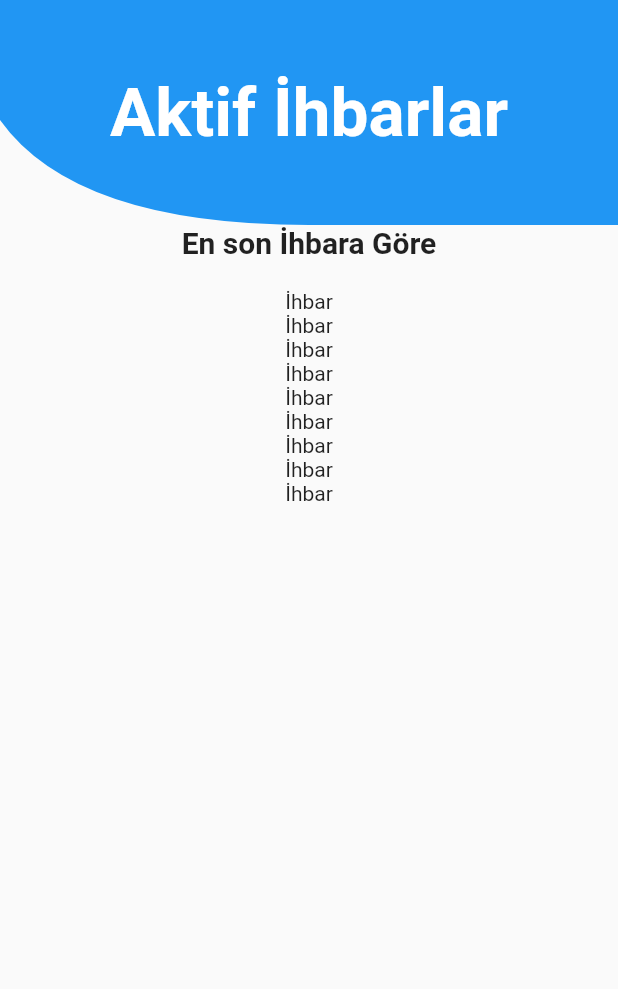
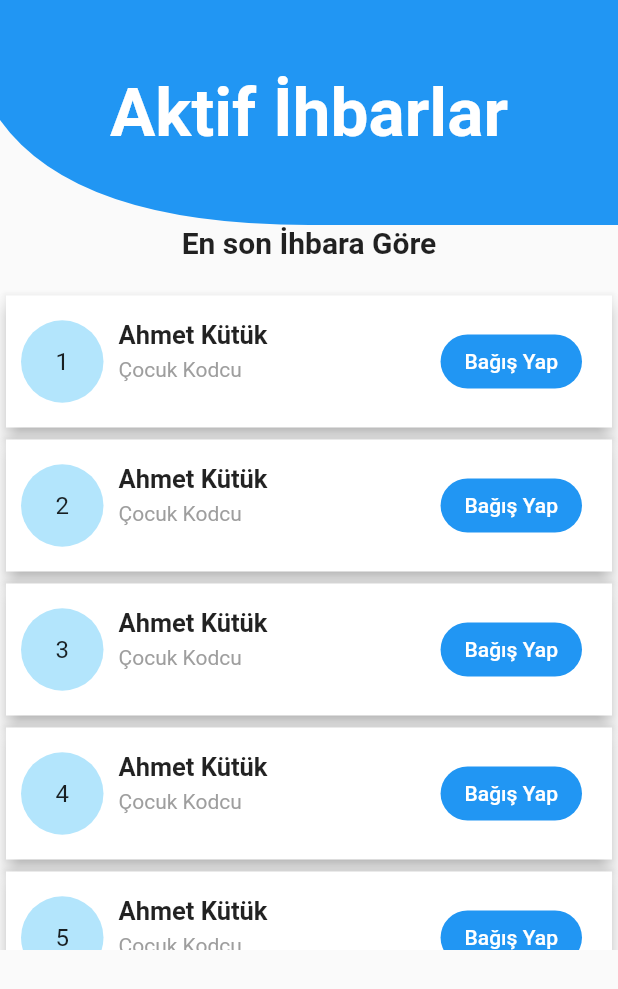
Before and after one commit to yunus6116/YAYA, a Flutter app: the Procces screen opened directly, on a phone screen of 412 x 824 dp. Shown: the top 989 px of the screen. Run offline on Flutter 3.47's test engine with Material 2 defaults, Android fonts, the phone set to English and light mode, and no system bars; our stand-ins replace convex_bottom_bar, firebase_auth, firebase_core; accounts and stored records are empty.

Commit message:
added dummy data for ihbar

```diff
--- a/lib/screens/procces-page/procces.dart
+++ b/lib/screens/procces-page/procces.dart
@@ -38,22 +38,83 @@ class Procces extends StatelessWidget {
           ),
           Container(
             height: 440,
-            child: SingleChildScrollView(
-              child: Column(
-                mainAxisAlignment: MainAxisAlignment.center,
-                crossAxisAlignment: CrossAxisAlignment.center,
-                children: [
-                  Text('İhbar'),
-                  Text('İhbar'),
-                  Text('İhbar'),
-                  Text('İhbar'),
-                  Text('İhbar'),
-                  Text('İhbar'),
-                  Text('İhbar'),
-                  Text('İhbar'),
-                  Text('İhbar'),
-                ],
-              ),
+            child: ListView.builder(
+              itemCount: 10,
+              itemBuilder: (BuildContext context, int index) {
+                return Column(
+                  mainAxisAlignment: MainAxisAlignment.center,
+                  crossAxisAlignment: CrossAxisAlignment.center,
+                  children: [
+                    Card(
+                      elevation: 5.0,
+                      shape: RoundedRectangleBorder(
+                        borderRadius: BorderRadius.circular(0.0),
+                      ),
+                      child: Container(
+                        width: MediaQuery.of(context).size.width,
+                        padding: EdgeInsets.symmetric(
+                            horizontal: 10.0, vertical: 10.0),
+                        child: Row(
+                          mainAxisAlignment: MainAxisAlignment.spaceBetween,
+                          crossAxisAlignment: CrossAxisAlignment.center,
+                          children: [
+                            Row(
+                              crossAxisAlignment: CrossAxisAlignment.start,
+                              mainAxisAlignment: MainAxisAlignment.center,
+                              children: [
+                                Container(
+                                  width: 55.0,
+                                  height: 55.0,
+                                  child: CircleAvatar(
+                                    child: Text('${index + 1}'),
+                                  ),
+                                ),
+                                SizedBox(
+                                  width: 10.0,
+                                ),
+                                Column(
+                                  crossAxisAlignment: CrossAxisAlignment.start,
+                                  children: [
+                                    Text(
+                                      'Ahmet Kütük',
+                                      style: TextStyle(
+                                          fontSize: 17.0,
+                                          fontWeight: FontWeight.bold),
+                                    ),
+                                    SizedBox(
+                                      height: 5.0,
+                                    ),
+                                    Text(
+                                      'Çocuk Kodcu',
+                                      style: TextStyle(color: Colors.grey),
+                                    ),
+                                  ],
+                                )
+                              ],
+                            ),
+                            Container(
+                              alignment: Alignment.center,
+                              padding: EdgeInsets.symmetric(
+                                  horizontal: 10.0, vertical: 10.0),
+                              child: FlatButton(
+                                onPressed: () {},
+                                color: Colors.blue,
+                                shape: RoundedRectangleBorder(
+                                  borderRadius: BorderRadius.circular(20.0),
+                                ),
+                                child: Text(
+                                  'Bağış Yap',
+                                  style: TextStyle(color: Colors.white),
+                                ),
+                              ),
+                            ),
+                          ],
+                        ),
+                      ),
+                    ),
+                  ],
+                );
+              },
             ),
           )
         ],
```
